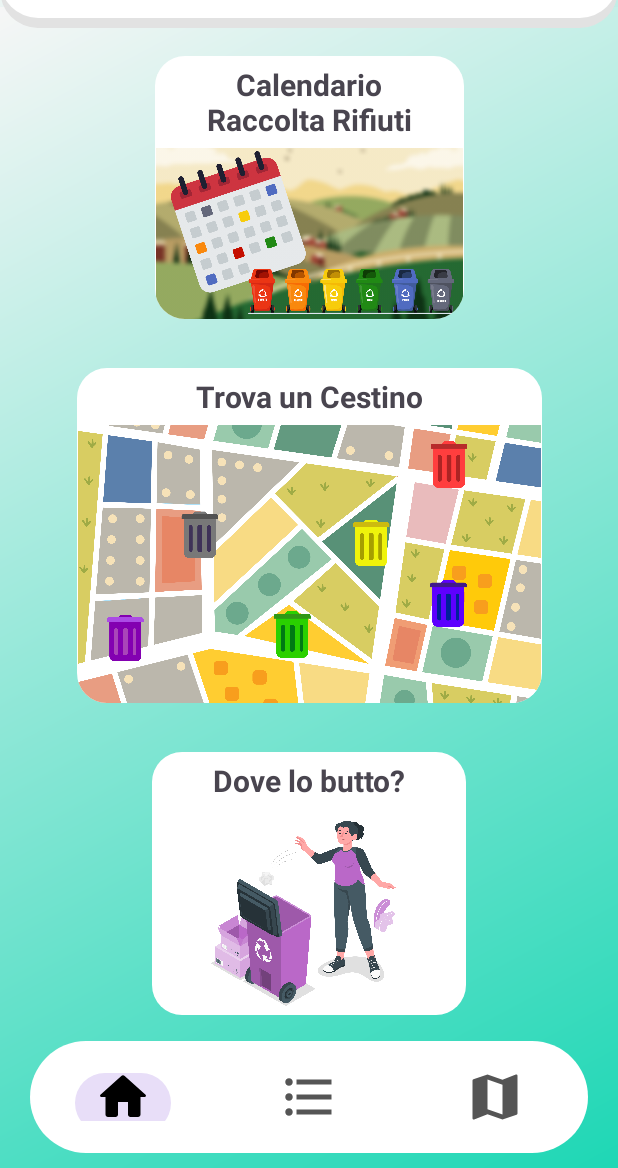
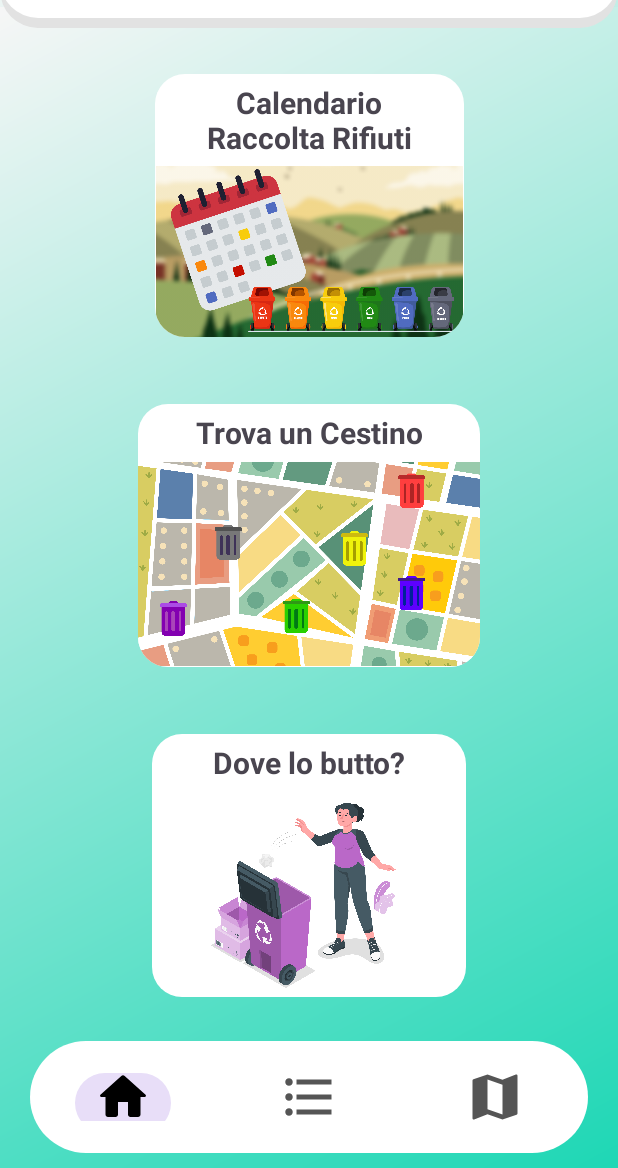
Before and after one commit to G-Altieri/Bin_Map, an Android app: the screen it shows after launch (MainActivity), on a phone screen of 412 x 824 dp, the part 68-1236 px from its top. Run offline under Robolectric (Android 15) with nearby library versions, the phone set to English and light mode, and no system bars; our stand-ins replace navigation-ui.

Commit message:
fix tema nero lista cestini

```diff
--- a/app/src/main/res/layout/adapter_bin.xml
+++ b/app/src/main/res/layout/adapter_bin.xml
@@ -10,16 +10,19 @@
 
     <LinearLayout
         android:layout_width="match_parent"
-        android:layout_height="wrap_content">
+        android:layout_height="wrap_content"
+   >
 
         <androidx.cardview.widget.CardView
             android:layout_width="match_parent"
             android:layout_height="match_parent"
+            android:background="?attr/colorItemList"
             android:layout_margin="8dp">
 
             <LinearLayout
                 android:layout_width="match_parent"
                 android:layout_height="match_parent"
+                android:background="?attr/colorItemList"
                 android:orientation="horizontal">
 
                 <LinearLayout
--- a/app/src/main/res/layout/fragment_home.xml
+++ b/app/src/main/res/layout/fragment_home.xml
@@ -74,8 +74,8 @@
 
     <LinearLayout
         android:id="@+id/linearLayoutHome3"
-        android:layout_width="310dp"
-        android:layout_height="223dp"
+        android:layout_width="228dp"
+        android:layout_height="175dp"
         android:background="@drawable/rounded_corner_button_home"
         android:elevation="15dp"
         android:orientation="vertical"
--- a/app/src/main/res/layout/fragment_list.xml
+++ b/app/src/main/res/layout/fragment_list.xml
@@ -3,7 +3,8 @@
     xmlns:app="http://schemas.android.com/apk/res-auto"
     xmlns:tools="http://schemas.android.com/tools"
     android:layout_width="match_parent"
-    android:layout_height="match_parent">
+    android:layout_height="match_parent"
+    android:paddingTop="1dp">
 
     <androidx.recyclerview.widget.RecyclerView
 
@@ -15,7 +16,7 @@
         app:layout_constraintStart_toStartOf="parent"
         app:layout_constraintTop_toTopOf="parent"
         tools:itemCount="20"
-        tools:listitem="@layout/adapter_bin" >
+        tools:listitem="@layout/adapter_bin">
 
     </androidx.recyclerview.widget.RecyclerView>
 </androidx.constraintlayout.widget.ConstraintLayout>
--- a/app/src/main/res/values-night/themes.xml
+++ b/app/src/main/res/values-night/themes.xml
@@ -9,6 +9,8 @@
         <item name="themeName">dark</item>
         <item name="shadowToolBar">#383838</item>
 
+        <item name="colorItemList">#232333</item>
+
         <item name="colorBgStartHome">#000814</item>
         <item name="colorBgEndHome">#001d3d</item>
 
--- a/app/src/main/res/values/attr.xml
+++ b/app/src/main/res/values/attr.xml
@@ -10,5 +10,8 @@
         <attr name="colorBgStartHome" format="color"></attr>
         <attr name="colorBgEndHome" format="color"></attr>
 
+        <attr name="colorItemList" format="color"></attr>
+
+
     </declare-styleable>
 </resources>
--- a/app/src/main/res/values/themes.xml
+++ b/app/src/main/res/values/themes.xml
@@ -10,6 +10,8 @@
         <item name="android:windowLightStatusBar" tools:targetApi='q'>true</item>
         <item name="android:windowLightNavigationBar" tools:targetApi='q'>true</item>
         <item name="shadowToolBar">#E2E2E2</item>
+
+        <item name="colorItemList">@color/white</item>
 
 <!--1ed7b5
         <item name="colorBgStartHome">#ff5f6d</item>
```
